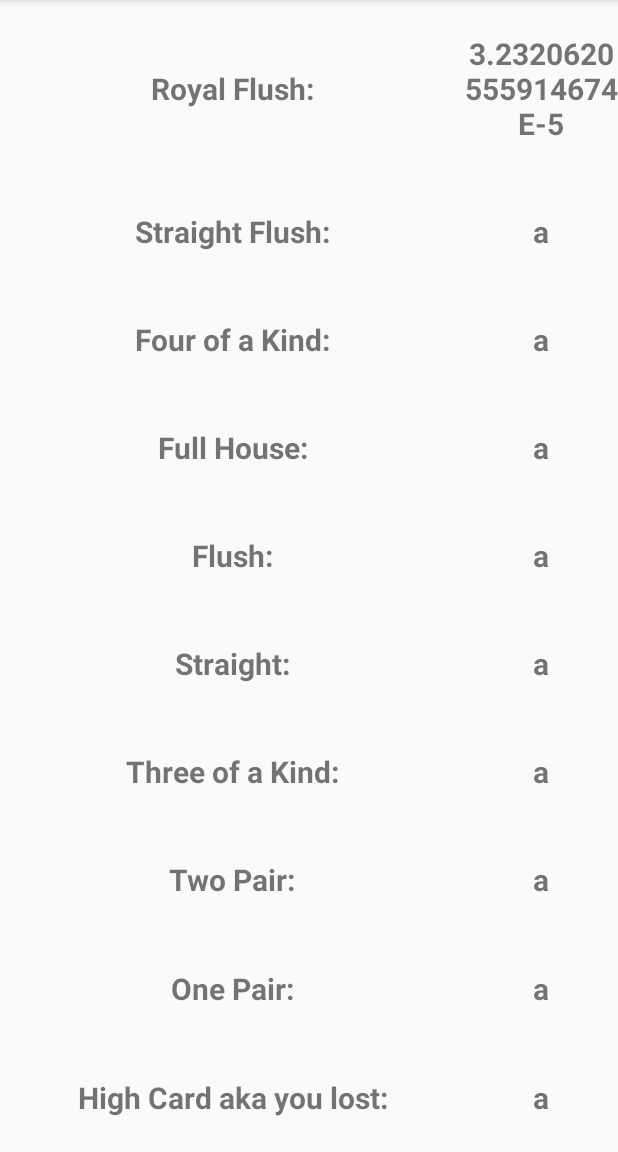
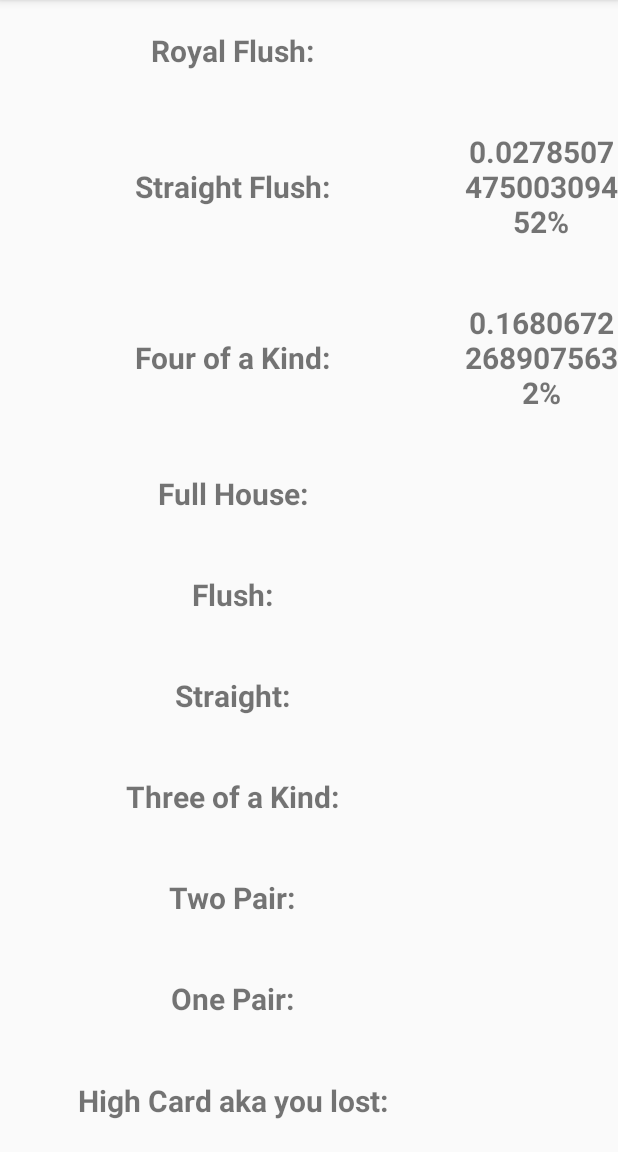
Before and after one commit to swo30/Poker, an Android app: the tablecards screen opened directly, with no data from a screen before it, on a phone screen of 412 x 824 dp, the part 84-1236 px from its top. Run offline under Robolectric (Android 15) with nearby library versions, the phone set to English and light mode, and no system bars; 1 statement that could not run was skipped.

Commit message:
added all textviews and put them ready to be displayed

```diff
--- a/app/src/main/java/com/example/poker/tablecards.java
+++ b/app/src/main/java/com/example/poker/tablecards.java
@@ -14,28 +14,45 @@ public class tablecards extends AppCompatActivity {
 
     Intent intent;
     String[] myCards;
-    TextView RFChanceText;
+
+
+    TextView pokerHands[] = new TextView[10];
 
     @Override
     protected void onCreate(Bundle savedInstanceState) {
         super.onCreate(savedInstanceState);
         setContentView(R.layout.tablecards);
         intent = getIntent();
-        RFChanceText = findViewById(R.id.RFChance);
 
+        pokerHands[0] = findViewById(R.id.RFChance);
+        pokerHands[1] = findViewById(R.id.SFChance);
+        pokerHands[2] = findViewById(R.id.FKChance);
+        pokerHands[3] = findViewById(R.id.FHChance);
+        pokerHands[4] = findViewById(R.id.FlushChance);
+        pokerHands[5] = findViewById(R.id.StraightChance);
+        pokerHands[6] = findViewById(R.id.TKChance);
+        pokerHands[7] = findViewById(R.id.TPChance);
+        pokerHands[8] = findViewById(R.id.OPChance);
+        pokerHands[9] = findViewById(R.id.HCText);
 
         String myCardsStr = intent.getStringExtra("myCardsStr");
         myCards = splitToNChar(myCardsStr, 2);
 
         updateText();
-
     }
 
     private void updateText(){
         double chances[];
-        chances = math.RoyalFlush(myCards);
-        RFChanceText.setText(String.valueOf(chances[2]));
 
+        //for (int i=0;i<10;i++){}
+        //chances = math.RoyalFlush(myCards);
+        //pokerHands[0].setText(String.valueOf(100*chances[2])+"%");
+
+        chances = math.StraightFlush(myCards);
+        pokerHands[1].setText(String.valueOf(100*chances[2])+"%");
+
+        chances = math.FourOfKind(myCards);
+        pokerHands[2].setText((100*chances[2])+"%");
 
     }
 
--- a/app/src/main/res/layout/tablecards.xml
+++ b/app/src/main/res/layout/tablecards.xml
@@ -55,7 +55,7 @@
             android:layout_height="match_parent"
             android:layout_weight="3"
             android:gravity="center"
-            android:text="a"
+            android:text=""
             android:textSize="20sp"
             android:textStyle="bold" />
     </LinearLayout>
@@ -83,7 +83,7 @@
             android:layout_height="match_parent"
             android:layout_weight="3"
             android:gravity="center"
-            android:text="a"
+            android:text=""
             android:textSize="20sp"
             android:textStyle="bold" />
     </LinearLayout>
@@ -110,7 +110,7 @@
             android:layout_height="match_parent"
             android:layout_weight="3"
             android:gravity="center"
-            android:text="a"
+            android:text=""
             android:textSize="20sp"
             android:textStyle="bold" />
     </LinearLayout>
@@ -137,7 +137,7 @@
             android:layout_height="match_parent"
             android:layout_weight="3"
             android:gravity="center"
-            android:text="a"
+            android:text=""
             android:textSize="20sp"
             android:textStyle="bold" />
     </LinearLayout>
@@ -164,7 +164,7 @@
             android:layout_height="match_parent"
             android:layout_weight="3"
             android:gravity="center"
-            android:text="a"
+            android:text=""
             android:textSize="20sp"
             android:textStyle="bold" />
 
@@ -192,7 +192,7 @@
             android:layout_height="match_parent"
             android:layout_weight="3"
             android:gravity="center"
-            android:text="a"
+            android:text=""
             android:textSize="20sp"
             android:textStyle="bold" />
     </LinearLayout>
@@ -220,7 +220,7 @@
             android:layout_height="match_parent"
             android:layout_weight="3"
             android:gravity="center"
-            android:text="a"
+            android:text=""
             android:textSize="20sp"
             android:textStyle="bold" />
     </LinearLayout>
@@ -247,7 +247,7 @@
             android:layout_height="match_parent"
             android:layout_weight="3"
             android:gravity="center"
-            android:text="a"
+            android:text=""
             android:textSize="20sp"
             android:textStyle="bold" />
     </LinearLayout>
@@ -274,7 +274,7 @@
             android:layout_height="match_parent"
             android:layout_weight="3"
             android:gravity="center"
-            android:text="a"
+            android:text=""
             android:textSize="20sp"
             android:textStyle="bold" />
     </LinearLayout>
```
